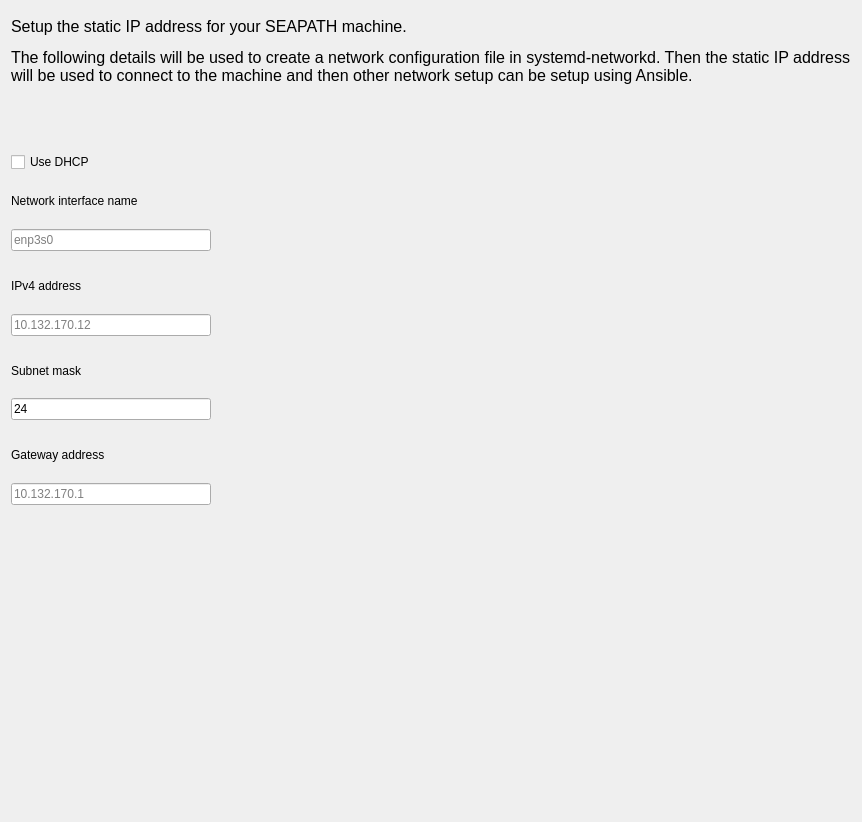
Qt form src/modules/network/NetworkPage.ui (seapath/seapath-installer) before a commit.
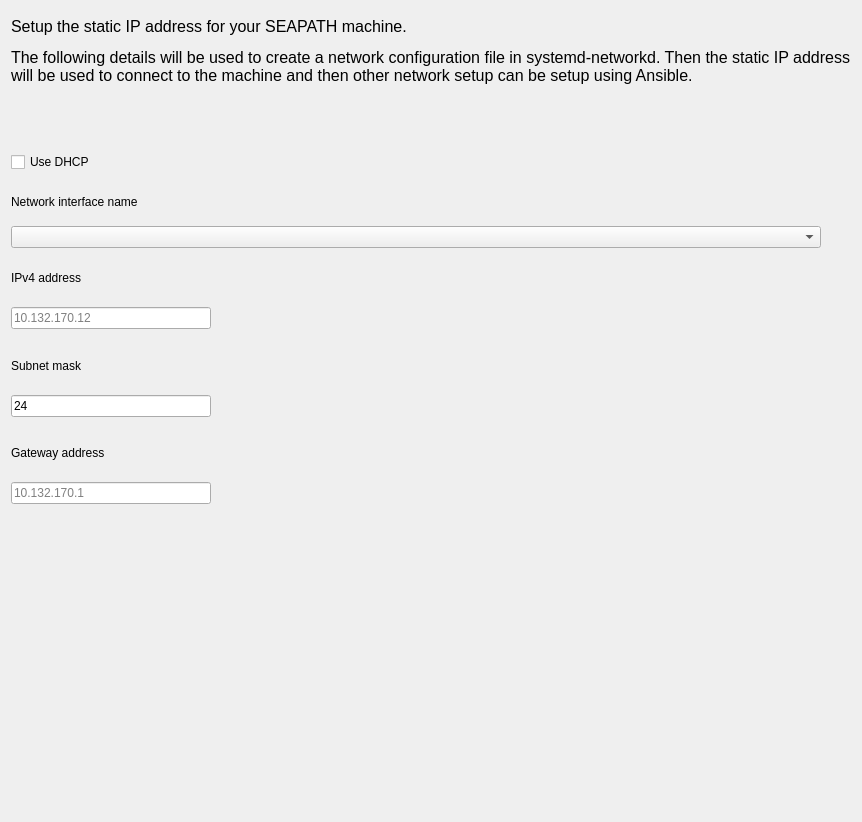
The same form after that commit.

Commit message:
module: network: add drop down list for network interfaces
This displays the network interface names of the user's machine as a drop
down list. The first interface is the default choice.

Note that this uses the nmcli to list the physical network interfaces.

```diff
--- a/src/modules/network/NetworkPage.ui
+++ b/src/modules/network/NetworkPage.ui
@@ -113,17 +113,7 @@
    <item>
     <layout class="QHBoxLayout" name="networkInterfaceLayout">
      <item>
-      <widget class="QLineEdit" name="textBoxNetworkInterface">
-       <property name="minimumSize">
-        <size>
-         <width>200</width>
-         <height>0</height>
-        </size>
-       </property>
-       <property name="placeholderText">
-        <string>enp3s0</string>
-       </property>
-      </widget>
+      <widget class="QComboBox" name="comboBoxNetworkInterface"/>
      </item>
      <item>
       <widget class="QLabel" name="labelNetworkInterface">
@@ -153,22 +143,6 @@
        </property>
       </widget>
      </item>
-     <item>
-      <widget class="QLabel" name="labelNetworkInterfaceError">
-       <property name="sizePolicy">
-        <sizepolicy hsizetype="Expanding" vsizetype="Preferred">
-         <horstretch>1</horstretch>
-         <verstretch>0</verstretch>
-        </sizepolicy>
-       </property>
-       <property name="text">
-        <string/>
-       </property>
-       <property name="wordWrap">
-        <bool>true</bool>
-       </property>
-      </widget>
-     </item>
     </layout>
    </item>
    <item>
```
The commit also changes 5 other files.
